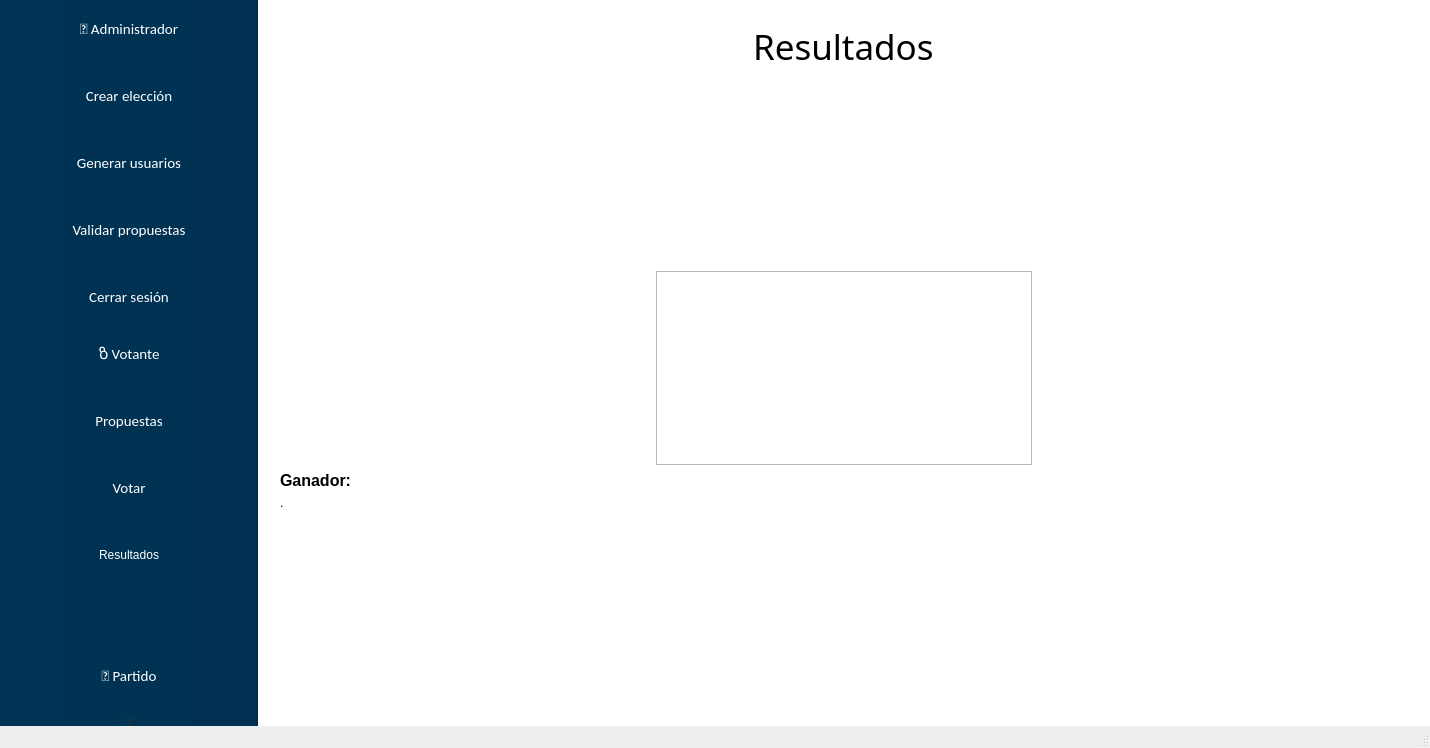
Before: the Qt Designer form SVEA/mainwindow.ui in MrDanielG/SVEA-IS2, drawn with Qt 5.
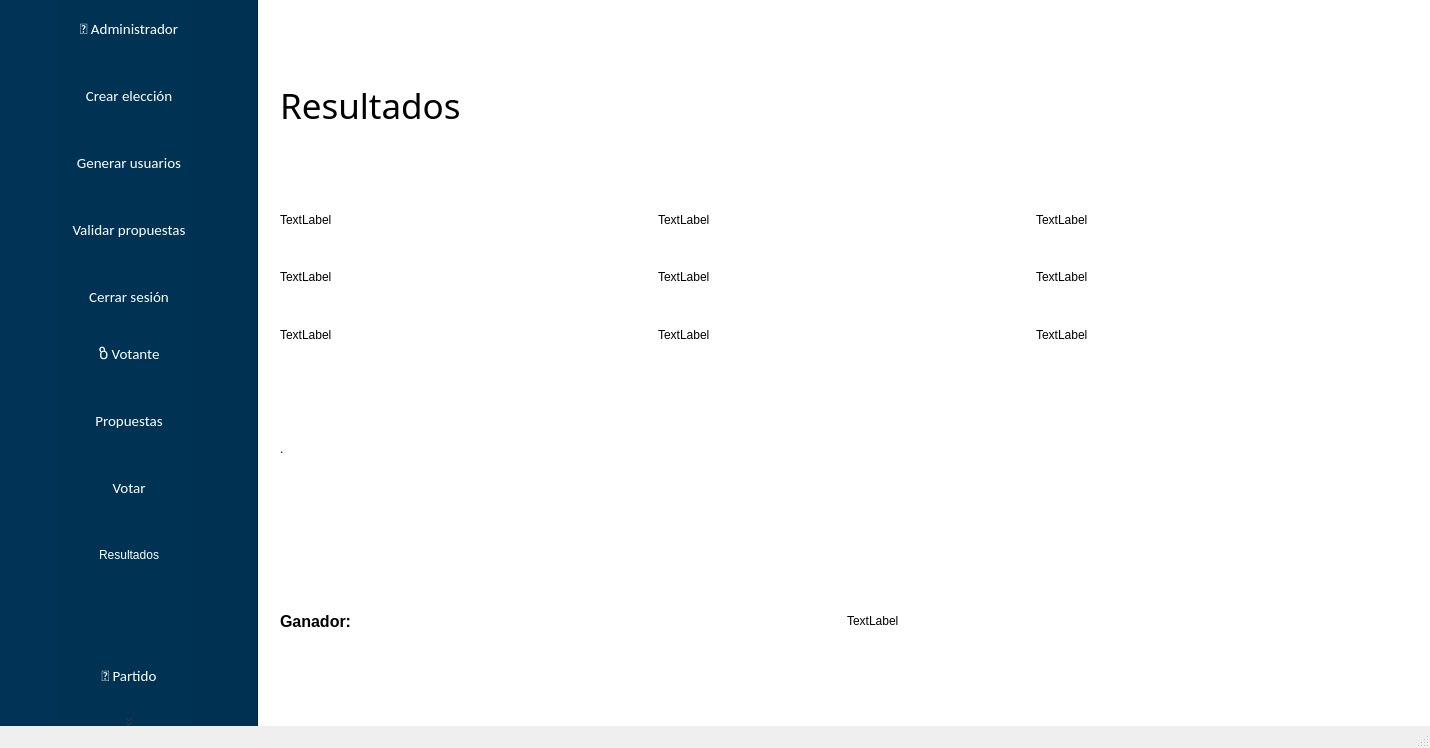
After: the same form once the commit is applied. The open tabs and pages were chosen to show the change. Icons and pictures are not drawn.

Commit message:
Resultados Listos
Funcionamiento del conteo

```diff
--- a/SVEA/mainwindow.ui
+++ b/SVEA/mainwindow.ui
@@ -2334,71 +2334,96 @@
        </layout>
       </widget>
       <widget class="QWidget" name="page">
-       <layout class="QVBoxLayout" name="verticalLayout_14">
+       <layout class="QVBoxLayout" name="verticalLayout_13">
         <item>
-         <layout class="QVBoxLayout" name="verticalLayout_13">
-          <item alignment="Qt::AlignHCenter">
-           <widget class="QLabel" name="label_46">
-            <property name="font">
-             <font>
-              <family>Bahnschrift</family>
-              <pointsize>26</pointsize>
-             </font>
+         <widget class="QLabel" name="label_46">
+          <property name="font">
+           <font>
+            <family>Bahnschrift</family>
+            <pointsize>26</pointsize>
+           </font>
+          </property>
+          <property name="text">
+           <string>Resultados</string>
+          </property>
+         </widget>
+        </item>
+        <item>
+         <layout class="QGridLayout" name="gridLayout_10">
+          <item row="0" column="0">
+           <widget class="QLabel" name="label_6">
+            <property name="text">
+             <string>TextLabel</string>
             </property>
+           </widget>
+          </item>
+          <item row="0" column="1">
+           <widget class="QLabel" name="label_9">
             <property name="text">
-             <string>Resultados</string>
+             <string>TextLabel</string>
             </property>
            </widget>
           </item>
-          <item>
-           <spacer name="verticalSpacer_34">
-            <property name="orientation">
-             <enum>Qt::Vertical</enum>
+          <item row="0" column="2">
+           <widget class="QLabel" name="label_14">
+            <property name="text">
+             <string>TextLabel</string>
             </property>
-            <property name="sizeHint" stdset="0">
-             <size>
-              <width>20</width>
-              <height>40</height>
-             </size>
+           </widget>
+          </item>
+          <item row="1" column="0">
+           <widget class="QLabel" name="label_7">
+            <property name="text">
+             <string>TextLabel</string>
             </property>
-           </spacer>
+           </widget>
           </item>
-          <item>
-           <layout class="QHBoxLayout" name="horizontalLayout_23">
-            <property name="topMargin">
-             <number>0</number>
+          <item row="1" column="1">
+           <widget class="QLabel" name="label_11">
+            <property name="text">
+             <string>TextLabel</string>
             </property>
-            <item>
-             <spacer name="horizontalSpacer_36">
-              <property name="orientation">
-               <enum>Qt::Horizontal</enum>
-              </property>
-              <property name="sizeHint" stdset="0">
-               <size>
-                <width>40</width>
-                <height>20</height>
-               </size>
-              </property>
-             </spacer>
-            </item>
-            <item>
-             <widget class="QTableView" name="tableView"/>
-            </item>
-            <item>
-             <spacer name="horizontalSpacer_37">
-              <property name="orientation">
-               <enum>Qt::Horizontal</enum>
-              </property>
-              <property name="sizeHint" stdset="0">
-               <size>
-                <width>40</width>
-                <height>20</height>
-               </size>
-              </property>
-             </spacer>
-            </item>
-           </layout>
+           </widget>
           </item>
+          <item row="1" column="2">
+           <widget class="QLabel" name="label_16">
+            <property name="text">
+             <string>TextLabel</string>
+            </property>
+           </widget>
+          </item>
+          <item row="2" column="0">
+           <widget class="QLabel" name="label_8">
+            <property name="text">
+             <string>TextLabel</string>
+            </property>
+           </widget>
+          </item>
+          <item row="2" column="1">
+           <widget class="QLabel" name="label_13">
+            <property name="text">
+             <string>TextLabel</string>
+            </property>
+           </widget>
+          </item>
+          <item row="2" column="2">
+           <widget class="QLabel" name="label_17">
+            <property name="text">
+             <string>TextLabel</string>
+            </property>
+           </widget>
+          </item>
+         </layout>
+        </item>
+        <item>
+         <widget class="QLabel" name="label_2">
+          <property name="text">
+           <string>.</string>
+          </property>
+         </widget>
+        </item>
+        <item>
+         <layout class="QHBoxLayout" name="horizontalLayout_23">
           <item>
            <widget class="QLabel" name="label">
             <property name="font">
@@ -2414,25 +2439,12 @@
            </widget>
           </item>
           <item>
-           <widget class="QLabel" name="label_2">
+           <widget class="QLabel" name="label_19">
             <property name="text">
-             <string>.</string>
+             <string>TextLabel</string>
             </property>
            </widget>
           </item>
-          <item>
-           <spacer name="verticalSpacer_35">
-            <property name="orientation">
-             <enum>Qt::Vertical</enum>
-            </property>
-            <property name="sizeHint" stdset="0">
-             <size>
-              <width>20</width>
-              <height>40</height>
-             </size>
-            </property>
-           </spacer>
-          </item>
          </layout>
         </item>
        </layout>
```
Left out of the diff: 2 changed lines with no effect on the pictures. The commit also changes 1 other file.
